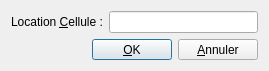
Old version of the form Tutoriels/Cpp/Qt/z1_Cpp_GUI_Programming_with_Qt_4/src/manager/GDialogGoToCell.ui in the repository gkesse/ReadyDev.
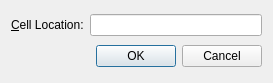
New version of the form.

The edit to the form file:
```diff
--- a/Tutoriels/Cpp/Qt/z1_Cpp_GUI_Programming_with_Qt_4/src/manager/GDialogGoToCell.ui
+++ b/Tutoriels/Cpp/Qt/z1_Cpp_GUI_Programming_with_Qt_4/src/manager/GDialogGoToCell.ui
@@ -1,31 +1,25 @@
 <?xml version="1.0" encoding="UTF-8"?>
 <ui version="4.0">
  <class>GDialogGoToCell</class>
- <widget class="QDialog" name="GDialogGoToCell">
+ <widget class="QWidget" name="GDialogGoToCell">
   <property name="geometry">
    <rect>
     <x>0</x>
     <y>0</y>
-    <width>269</width>
-    <height>71</height>
+    <width>273</width>
+    <height>83</height>
    </rect>
   </property>
-  <property name="minimumSize">
-   <size>
-    <width>269</width>
-    <height>71</height>
-   </size>
-  </property>
   <property name="windowTitle">
    <string>Aller à la cellule | ReadyDev</string>
   </property>
-  <layout class="QGridLayout" name="gridLayout">
-   <item row="0" column="0">
-    <layout class="QHBoxLayout" name="horizontalLayout_2">
+  <layout class="QVBoxLayout">
+   <item>
+    <layout class="QHBoxLayout">
      <item>
       <widget class="QLabel" name="label">
        <property name="text">
-        <string>Location &amp;Cellule :</string>
+        <string>&amp;Cell Location:</string>
        </property>
        <property name="buddy">
         <cstring>lineEdit</cstring>
@@ -37,36 +31,15 @@
      </item>
     </layout>
    </item>
-   <item row="1" column="0">
-    <layout class="QHBoxLayout" name="horizontalLayout">
-     <item>
-      <spacer name="horizontalSpacer">
-       <property name="orientation">
-        <enum>Qt::Horizontal</enum>
-       </property>
-       <property name="sizeHint" stdset="0">
-        <size>
-         <width>40</width>
-         <height>20</height>
-        </size>
-       </property>
-      </spacer>
-     </item>
-     <item>
-      <widget class="QPushButton" name="m_buttonOk">
-       <property name="text">
-        <string>&amp;OK</string>
-       </property>
-      </widget>
-     </item>
-     <item>
-      <widget class="QPushButton" name="m_buttonCancel">
-       <property name="text">
-        <string>&amp;Annuler</string>
-       </property>
-      </widget>
-     </item>
-    </layout>
+   <item>
+    <widget class="QDialogButtonBox" name="buttonBox">
+     <property name="orientation">
+      <enum>Qt::Horizontal</enum>
+     </property>
+     <property name="standardButtons">
+      <set>QDialogButtonBox::Cancel|QDialogButtonBox::Ok</set>
+     </property>
+    </widget>
    </item>
   </layout>
  </widget>
```
Left out of the diff: 39 changed lines with no effect on the pictures.
